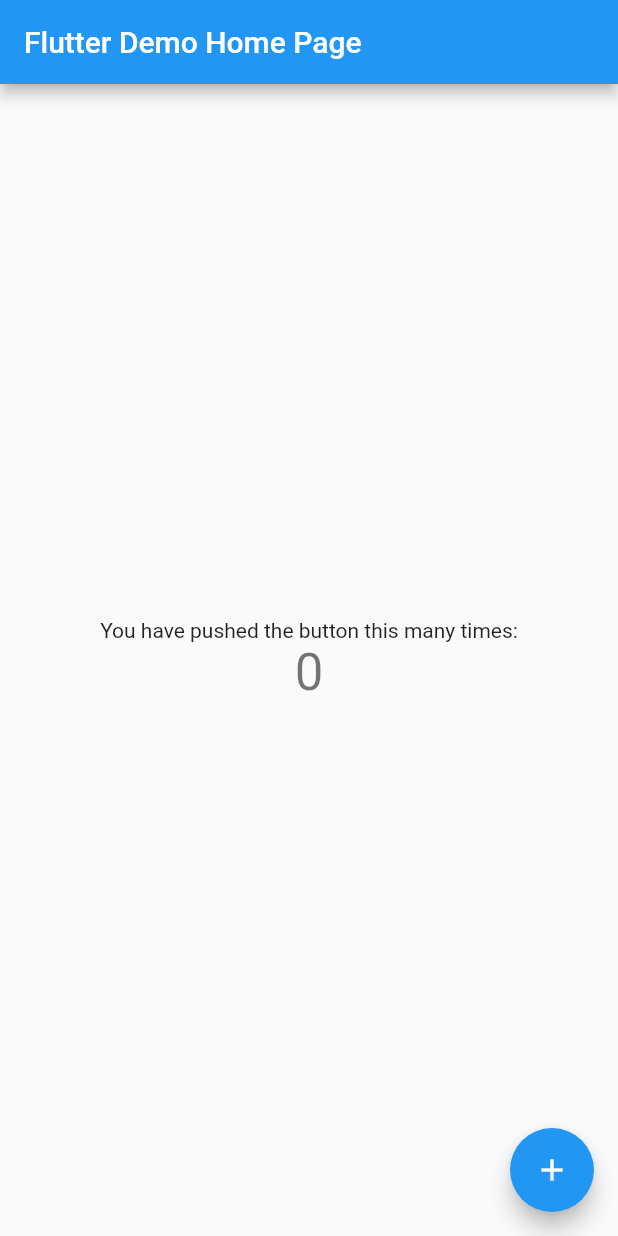
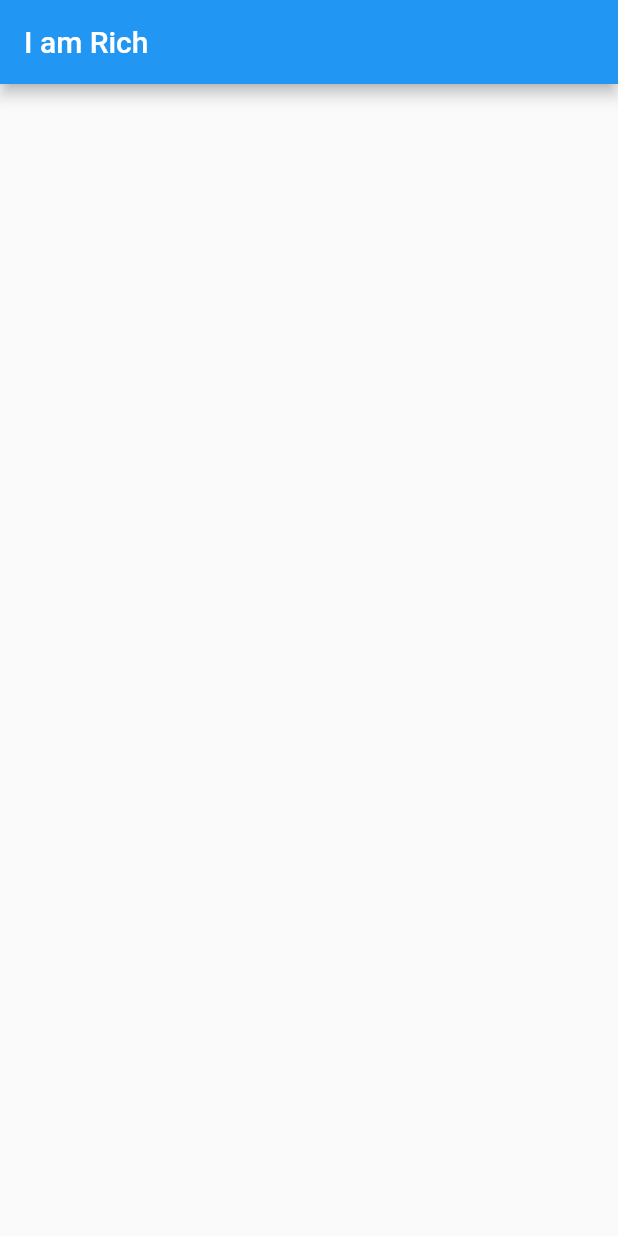
Before and after one commit to jlsicajan/Flutter-I-am-Rich-App, a Flutter app: the screen it shows after launch, on a phone screen of 412 x 824 dp. Run offline on Flutter 3.47's test engine with Material 2 defaults, Android fonts, the phone set to English and light mode, and no system bars.

Commit message:
Scaffold AppBar with simple text

```diff
--- a/lib/main.dart
+++ b/lib/main.dart
@@ -1,111 +1,14 @@
 import 'package:flutter/material.dart';
 
-void main() => runApp(MyApp());
-
-class MyApp extends StatelessWidget {
-  // This widget is the root of your application.
-  @override
-  Widget build(BuildContext context) {
-    return MaterialApp(
-      title: 'Flutter Demo',
-      theme: ThemeData(
-        // This is the theme of your application.
-        //
-        // Try running your application with "flutter run". You'll see the
-        // application has a blue toolbar. Then, without quitting the app, try
-        // changing the primarySwatch below to Colors.green and then invoke
-        // "hot reload" (press "r" in the console where you ran "flutter run",
-        // or simply save your changes to "hot reload" in a Flutter IDE).
-        // Notice that the counter didn't reset back to zero; the application
-        // is not restarted.
-        primarySwatch: Colors.blue,
-      ),
-      home: MyHomePage(title: 'Flutter Demo Home Page'),
-    );
-  }
-}
-
-class MyHomePage extends StatefulWidget {
-  MyHomePage({Key key, this.title}) : super(key: key);
-
-  // This widget is the home page of your application. It is stateful, meaning
-  // that it has a State object (defined below) that contains fields that affect
-  // how it looks.
-
-  // This class is the configuration for the state. It holds the values (in this
-  // case the title) provided by the parent (in this case the App widget) and
-  // used by the build method of the State. Fields in a Widget subclass are
-  // always marked "final".
-
-  final String title;
-
-  @override
-  _MyHomePageState createState() => _MyHomePageState();
-}
-
-class _MyHomePageState extends State<MyHomePage> {
-  int _counter = 0;
-
-  void _incrementCounter() {
-    setState(() {
-      // This call to setState tells the Flutter framework that something has
-      // changed in this State, which causes it to rerun the build method below
-      // so that the display can reflect the updated values. If we changed
-      // _counter without calling setState(), then the build method would not be
-      // called again, and so nothing would appear to happen.
-      _counter++;
-    });
-  }
-
-  @override
-  Widget build(BuildContext context) {
-    // This method is rerun every time setState is called, for instance as done
-    // by the _incrementCounter method above.
-    //
-    // The Flutter framework has been optimized to make rerunning build methods
-    // fast, so that you can just rebuild anything that needs updating rather
-    // than having to individually change instances of widgets.
-    return Scaffold(
-      appBar: AppBar(
-        // Here we take the value from the MyHomePage object that was created by
-        // the App.build method, and use it to set our appbar title.
-        title: Text(widget.title),
-      ),
-      body: Center(
-        // Center is a layout widget. It takes a single child and positions it
-        // in the middle of the parent.
-        child: Column(
-          // Column is also a layout widget. It takes a list of children and
-          // arranges them vertically. By default, it sizes itself to fit its
-          // children horizontally, and tries to be as tall as its parent.
-          //
-          // Invoke "debug painting" (press "p" in the console, choose the
-          // "Toggle Debug Paint" action from the Flutter Inspector in Android
-          // Studio, or the "Toggle Debug Paint" command in Visual Studio Code)
-          // to see the wireframe for each widget.
-          //
-          // Column has various properties to control how it sizes itself and
-          // how it positions its children. Here we use mainAxisAlignment to
-          // center the children vertically; the main axis here is the vertical
-          // axis because Columns are vertical (the cross axis would be
-          // horizontal).
-          mainAxisAlignment: MainAxisAlignment.center,
-          children: <Widget>[
-            Text(
-              'You have pushed the button this many times:',
-            ),
-            Text(
-              '$_counter',
-              style: Theme.of(context).textTheme.display1,
-            ),
-          ],
+// The main function is the starting point for all our Flutter apps.
+void main() {
+  runApp(
+    MaterialApp(
+      home: Scaffold(
+        appBar: AppBar(
+          title: Text('I am Rich'),
         ),
       ),
-      floatingActionButton: FloatingActionButton(
-        onPressed: _incrementCounter,
-        tooltip: 'Increment',
-        child: Icon(Icons.add),
-      ), // This trailing comma makes auto-formatting nicer for build methods.
-    );
-  }
+    )
+  );
 }
```
Also changed, not shown: 1 other file.
